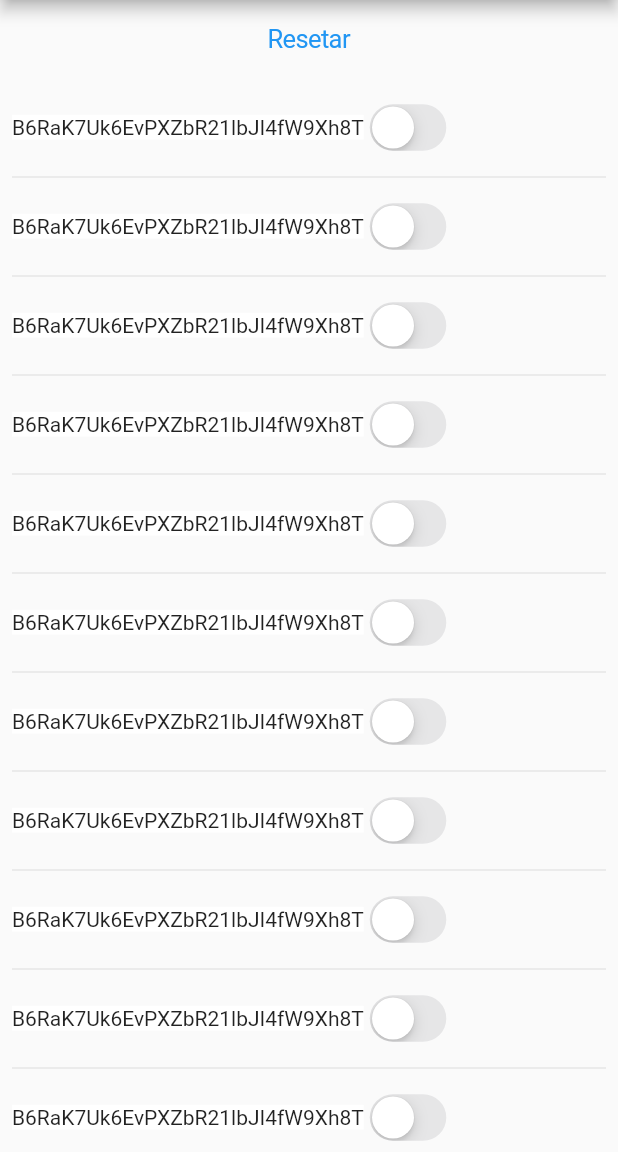
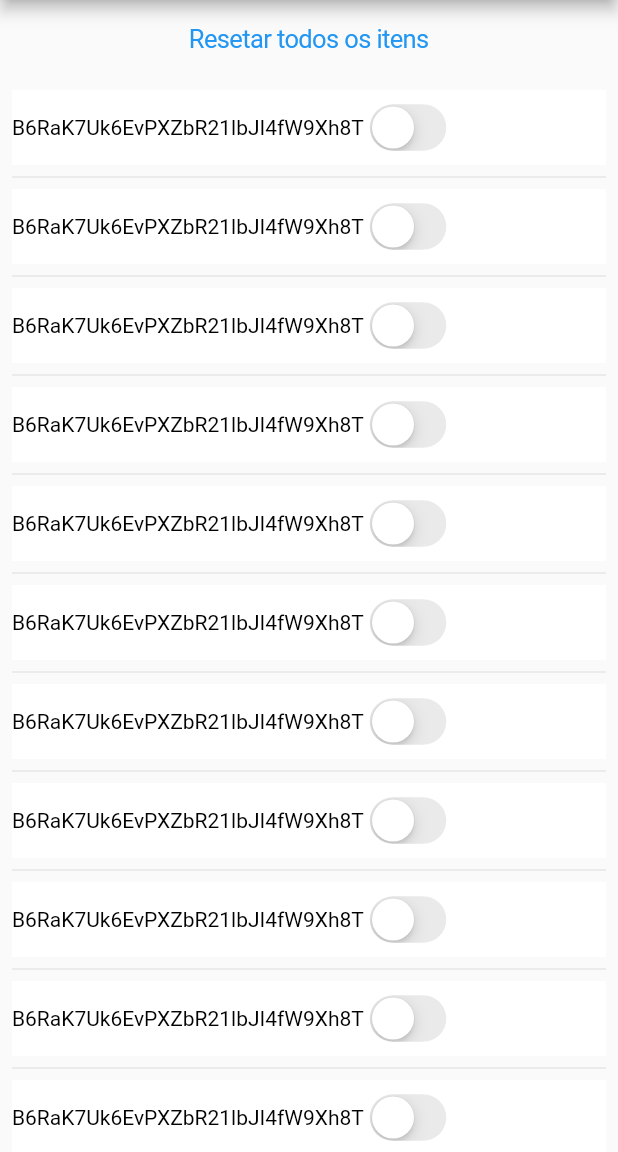
Before and after one commit to Italord0/flutter-atividade-1, a Flutter app: the screen it shows after launch, on a phone screen of 412 x 824 dp, the part 84-1236 px from its top. Run offline on Flutter 3.47's test engine with Material 2 defaults, Android fonts, the phone set to English and light mode, and no system bars; our stand-ins replace get_it, injectable.

Commit message:
Adjusting layout

```diff
--- a/lib/item_widget.dart
+++ b/lib/item_widget.dart
@@ -19,10 +19,12 @@ class _ItemWidgetState extends State<ItemWidget>{
   Widget build (BuildContext context) {
     return SizedBox(
       height: 50,
+      child: Container(
+        color: widget.item.enabled ? Colors.black : Colors.white,
         child: Center(child: Row(
           children: [
             Text(widget.item.content,style: TextStyle(
-            backgroundColor: widget.item.enabled ? Colors.grey : Colors.white
+                color: widget.item.enabled ? Colors.white : Colors.black
             )),
             CupertinoSwitch(value: widget.item.enabled, onChanged: (bool value) {
               setState(() {
@@ -31,6 +33,7 @@ class _ItemWidgetState extends State<ItemWidget>{
             })
           ],
         )),
+      )
     );
   }
 }
--- a/lib/main.dart
+++ b/lib/main.dart
@@ -38,7 +38,7 @@ class _MyAppState extends State<MyApp>{
           ),
           body: Column(
             children: [
-              CupertinoButton(child: Text("Resetar"), onPressed: () {
+              CupertinoButton(child: Text("Resetar todos os itens"), onPressed: () {
                 setState(() {
                   for (var element in widget.itemList) {
                       element.enabled = element.originalValue;
```
Lines whose indentation alone changed are shown as unchanged.
